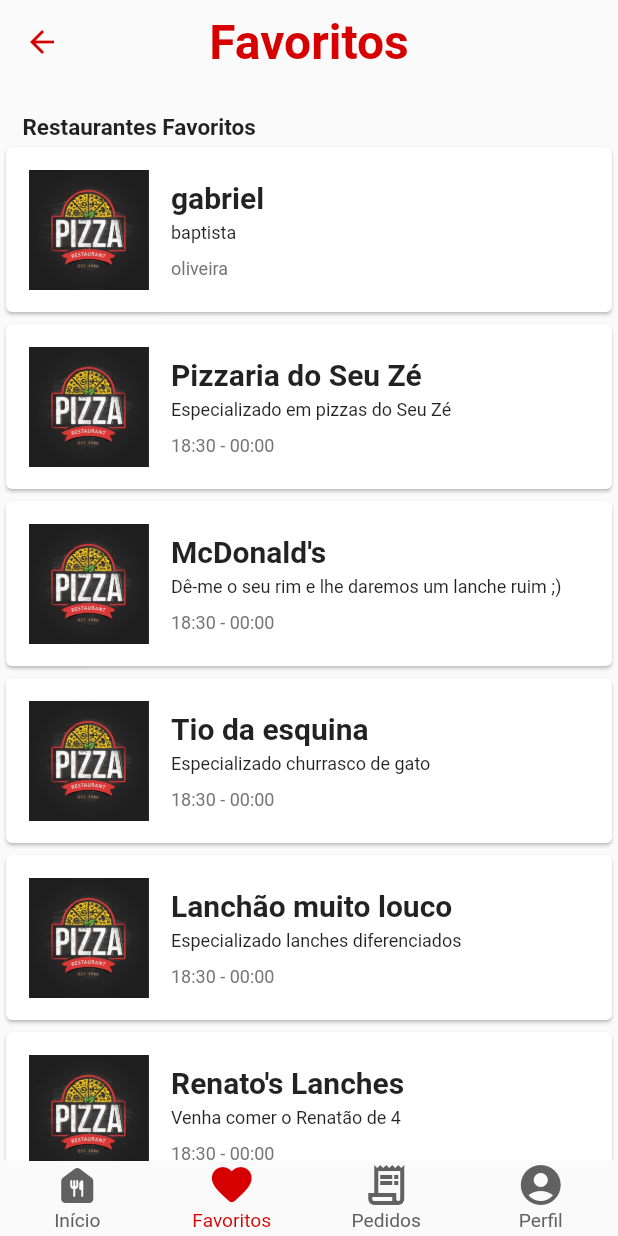
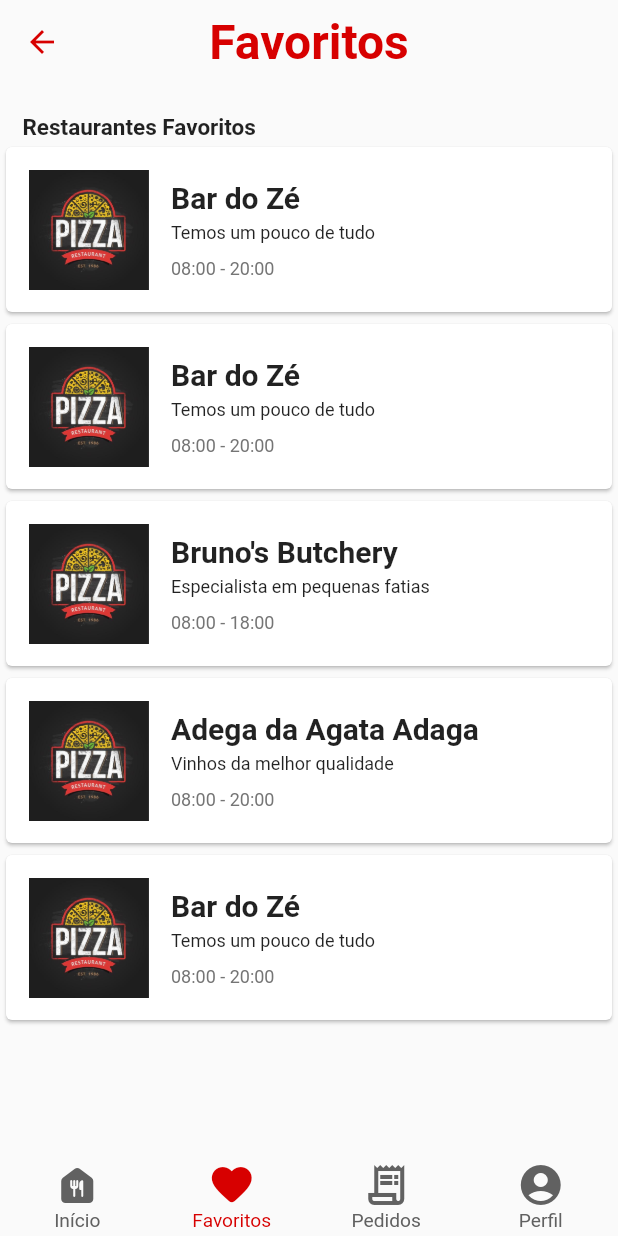
Before and after one commit to gabriel-baptista/projeto, a Flutter app: the Favorites screen opened by its route, on a phone screen of 412 x 824 dp. Run offline on Flutter 3.47's test engine with Material 2 defaults, Android fonts, the phone set to English and light mode, and no system bars.

Commit message:
atualização na classe RestaurantList

```diff
--- a/lib/widgets/activity_item.dart
+++ b/lib/widgets/activity_item.dart
@@ -12,36 +12,49 @@ class _ActivityItemState extends State<ActivityItem> {
   List<RestaurantList> listaRestaurantes = [
     // chama a classe RestaurantList
     RestaurantList(
-      "Pizzaria do Seu Zé",
-      "Especializado em pizzas do Seu Zé",
-      "18:30 - 00:00",
-    ),
+      "00000000000001",
+      "Bar do Zé",
+      "Rua do bar do Zé",
+      "08:00 - 20:00",
+      "Temos um pouco de tudo",
+      "(12) 99899-9090"),
+
     RestaurantList(
-      "McDonald's",
-      "Dê-me o seu rim e lhe daremos um lanche ruim ;)",
-      "18:30 - 00:00",
-    ),
+      "00000000000002",
+      "Bruno's Butchery",
+      "Rua dos goleiros",
+      "08:00 - 18:00",
+      "Especialista em pequenas fatias",
+      "(12) 99899-9090"),
+
     RestaurantList(
-      "Tio da esquina",
-      "Especializado churrasco de gato",
-      "18:30 - 00:00",
-    ),
+      "00000000000003",
+      "Adega da Agata Adaga",
+      "Praça",
+      "08:00 - 20:00",
+      "Vinhos da melhor qualidade",
+      "(12) 99899-9090"),
+
     RestaurantList(
-      "Lanchão muito louco",
-      "Especializado lanches diferenciados",
-      "18:30 - 00:00",
-    ),
-    RestaurantList(
-      "Renato's Lanches",
-      "Venha comer o Renatão de 4",
-      "18:30 - 00:00",
-    ),
+      "00000000000004",
+      "Bar do Zé",
+      "Rua do bar do Zé",
+      "08:00 - 20:00",
+      "Temos um pouco de tudo",
+      "(12) 99899-9090"),
+
   ];
 
   void addRestaurant() {
     setState(() {
       listaRestaurantes.insert(
-          0, RestaurantList("gabriel", "baptista", "oliveira"));
+        0, RestaurantList(
+          "00000000000005",
+          "Bar do Zé",
+          "Rua do bar do Zé",
+          "08:00 - 20:00",
+          "Temos um pouco de tudo",
+          "(12) 99899-9090"));
     });
   }
 
--- a/lib/widgets/restaurant_list_widget.dart
+++ b/lib/widgets/restaurant_list_widget.dart
@@ -1,16 +1,18 @@
 // cria uma classe com getters and setters para receber o nome. descrição e o
 // horário de funcionamento do restaurante. Depois é enviado para o widget
 class RestaurantList {
+  String _cnpj;
   String _nomeRestaurante;
+  String _enderecoRestaurante;
+  String _horarioFuncionamento;
   String _descricaoRestaurante;
-  String _horarioFuncionamento;
+  String _celularRestaurante;
 
-  RestaurantList(this._nomeRestaurante, this._descricaoRestaurante,
-      this._horarioFuncionamento);
+  RestaurantList(this._cnpj, this._nomeRestaurante, this._enderecoRestaurante, this._horarioFuncionamento,
+  this._descricaoRestaurante, this._celularRestaurante);
 
   // ignore: unnecessary_getters_setters
   String get nomeRestaurante => _nomeRestaurante;
-
   // ignore: unnecessary_getters_setters
   set nomeRestaurante(String value) {
     _nomeRestaurante = value;
@@ -18,17 +20,36 @@ class RestaurantList {
 
   // ignore: unnecessary_getters_setters
   String get descricaoRestaurante => _descricaoRestaurante;
-
-  // ignore: unnecessary_getters_setters
-  String get horarioFuncionamento => _horarioFuncionamento;
-
   // ignore: unnecessary_getters_setters
   set descricaoRestaurante(String value) {
     _descricaoRestaurante = value;
   }
 
   // ignore: unnecessary_getters_setters
+  String get horarioFuncionamento => _horarioFuncionamento;
+  // ignore: unnecessary_getters_setters
   set horarioFuncionamento(String value) {
-    _descricaoRestaurante = value;
+    _horarioFuncionamento = value;
+  }
+
+   // ignore: unnecessary_getters_setters
+  String get cnpj => _cnpj;
+  // ignore: unnecessary_getters_setters
+  set cnpj(String value) {
+    _cnpj = value;
+  }
+
+   // ignore: unnecessary_getters_setters
+  String get enderecoRestaurante => _enderecoRestaurante;
+  // ignore: unnecessary_getters_setters
+  set enderecoRestaurante(String value) {
+    _enderecoRestaurante = value;
+  }
+
+   // ignore: unnecessary_getters_setters
+  String get celularRestaurante => _celularRestaurante;
+  // ignore: unnecessary_getters_setters
+  set celularRestaurante(String value) {
+    _celularRestaurante = value;
   }
 }
```
Also changed, not shown: lib/restaurant/registerRestaurant.dart (+14 -14 lines).
